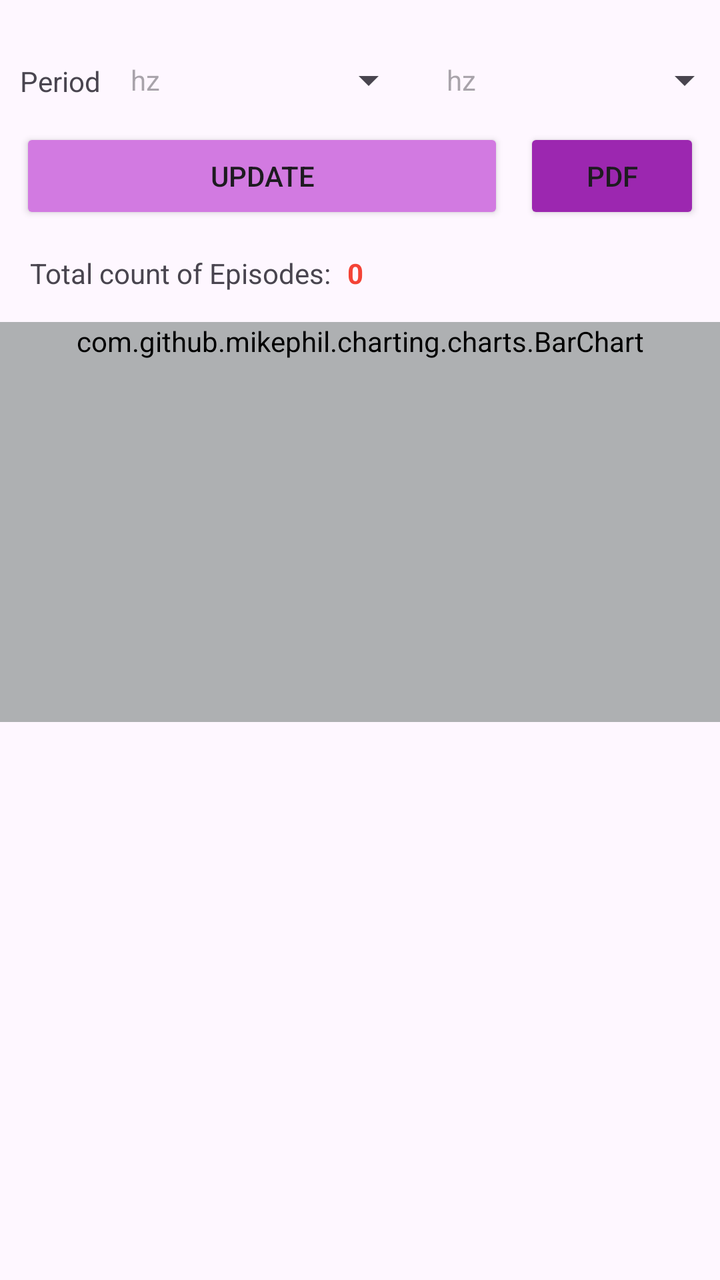
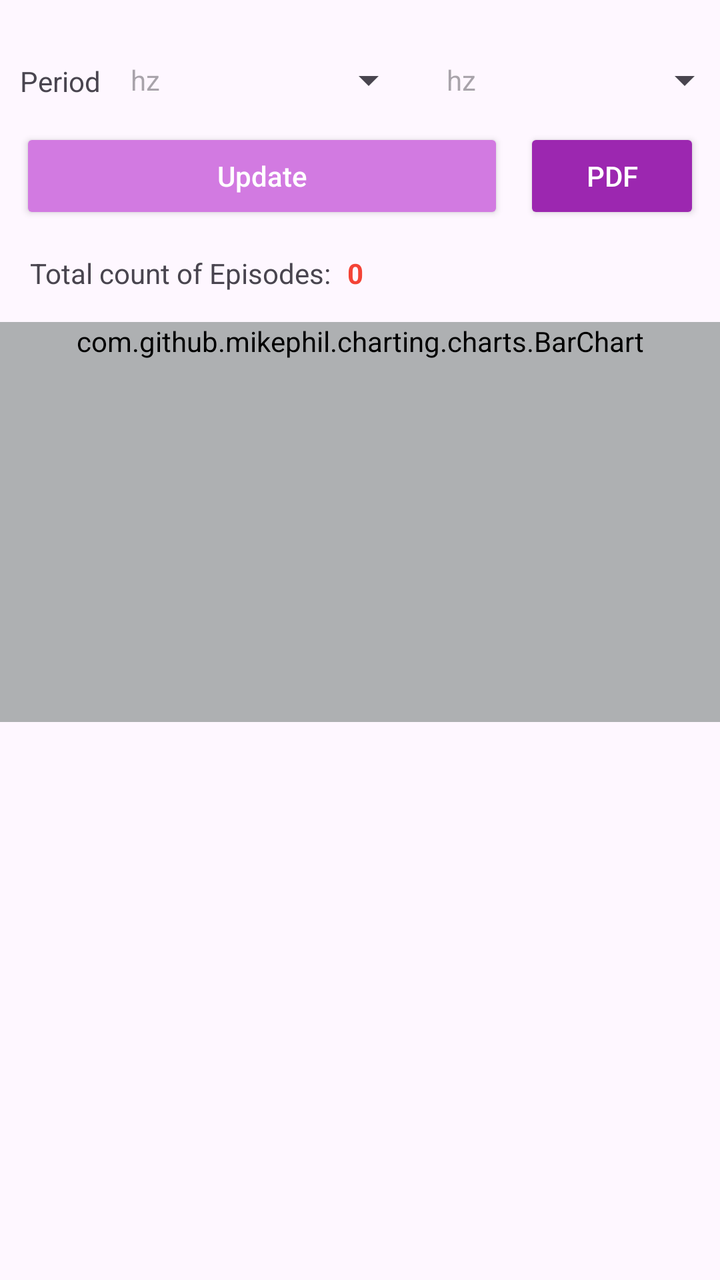

Compare the two renders of this Android layout. The source of the first and the diff that turns it into the second are given below.
<!-- AndroidManifest.xml: application theme Theme.AppFond -->
<!-- res/layout/fragment_history.xml -->
<?xml version="1.0" encoding="utf-8"?>
<androidx.constraintlayout.widget.ConstraintLayout xmlns:android="http://schemas.android.com/apk/res/android"
    xmlns:app="http://schemas.android.com/apk/res-auto"
    xmlns:tools="http://schemas.android.com/tools"
    android:layout_width="match_parent"
    android:layout_height="match_parent"
    >

    <EditText
        android:id="@+id/fieldDatePerEndF"
        style="@style/Widget.AppCompat.Spinner"
        android:layout_width="143dp"
        android:layout_height="48dp"
        android:layout_marginStart="15dp"
        android:autofillHints=""
        android:editable="false"
        android:ems="10"
        android:enabled="true"
        android:hint="@string/res_some_unknown_field"
        android:minHeight="48dp"
        app:layout_constraintStart_toEndOf="@+id/fieldDatePerBegF"
        app:layout_constraintTop_toBottomOf="@+id/progressBarHistEpF"
        tools:ignore="SpeakableTextPresentCheck" />

    <EditText
        android:id="@+id/fieldDatePerBegF"
        style="@style/Widget.AppCompat.Spinner"
        android:layout_width="143dp"
        android:layout_height="48dp"
        android:layout_marginStart="15dp"
        android:autofillHints=""
        android:editable="false"
        android:ems="10"
        android:enabled="true"
        android:hint="@string/res_some_unknown_field"
        android:minHeight="48dp"
        app:layout_constraintStart_toEndOf="@+id/textView11F"
        app:layout_constraintTop_toBottomOf="@+id/progressBarHistEpF"
        tools:ignore="SpeakableTextPresentCheck" />

    <Button
        android:id="@+id/buttonUpdateDataF"
        android:layout_width="0dp"
        android:layout_height="48dp"
        android:layout_marginStart="10dp"
        android:layout_marginEnd="10dp"
        android:backgroundTint="@color/fiol_bleed"
        android:text="@string/textUpdate"
        app:cornerRadius="18dp"
        app:iconSize="15dp"
        app:layout_constraintEnd_toStartOf="@+id/buttonToPDFF"
        app:layout_constraintStart_toStartOf="parent"
        app:layout_constraintTop_toBottomOf="@+id/fieldDatePerEndF" />

    <ProgressBar
        android:id="@+id/progressBarHistEpF"
        style="?android:attr/progressBarStyleHorizontal"
        android:layout_width="0dp"
        android:layout_height="wrap_content"
        android:indeterminate="true"
        android:indeterminateTint="@color/fiol"
        android:visibility="invisible"
        app:layout_constraintEnd_toEndOf="parent"
        app:layout_constraintStart_toStartOf="parent"
        app:layout_constraintTop_toTopOf="parent" />

    <com.github.mikephil.charting.charts.BarChart
        android:id="@+id/barChartEpiF"
        android:layout_width="0dp"
        android:layout_height="wrap_content"
        android:layout_marginTop="15dp"
        android:background="@color/gray_light"
        android:backgroundTint="@color/gray_light"
        android:minHeight="200dp"
        android:scrollbars="horizontal"
        app:layout_constraintEnd_toEndOf="parent"
        app:layout_constraintHorizontal_bias="0.0"
        app:layout_constraintStart_toStartOf="parent"
        app:layout_constraintTop_toBottomOf="@+id/labelCountPeriodF">


    </com.github.mikephil.charting.charts.BarChart>

    <androidx.recyclerview.widget.RecyclerView
        android:id="@+id/episode_list_viewF"
        android:layout_width="0dp"
        android:layout_height="0dp"
        android:layout_marginTop="10dp"
        app:layout_constraintBottom_toBottomOf="parent"
        app:layout_constraintEnd_toEndOf="parent"
        app:layout_constraintStart_toStartOf="parent"
        app:layout_constraintTop_toBottomOf="@+id/barChartEpiF" />

    <TextView
        android:id="@+id/textView11F"
        android:layout_width="wrap_content"
        android:layout_height="wrap_content"
        android:layout_marginStart="10dp"
        android:layout_marginTop="15dp"
        android:text="@string/textPeriod"
        app:layout_constraintStart_toStartOf="parent"
        app:layout_constraintTop_toBottomOf="@+id/progressBarHistEpF" />

    <TextView
        android:id="@+id/textView16F"
        android:layout_width="wrap_content"
        android:layout_height="wrap_content"
        android:layout_marginStart="15dp"
        android:layout_marginTop="15dp"
        android:text="@string/textAllCntEpisodes"
        app:layout_constraintStart_toStartOf="parent"
        app:layout_constraintTop_toBottomOf="@+id/buttonUpdateDataF" />

    <TextView
        android:id="@+id/labelCountPeriodF"
        android:layout_width="wrap_content"
        android:layout_height="wrap_content"
        android:layout_marginStart="5dp"
        android:layout_marginTop="15dp"
        android:text="0"
        android:textColor="@color/red"
        android:textStyle="bold"
        app:layout_constraintStart_toEndOf="@+id/textView16F"
        app:layout_constraintTop_toBottomOf="@+id/buttonUpdateDataF" />

    <Button
        android:id="@+id/buttonToPDFF"
        android:layout_width="wrap_content"
        android:layout_height="wrap_content"
        android:layout_marginEnd="10dp"
        android:backgroundTint="@color/fiol"
        android:text="PDF"
        app:cornerRadius="18dp"
        app:layout_constraintEnd_toEndOf="parent"
        app:layout_constraintTop_toBottomOf="@+id/fieldDatePerEndF" />
</androidx.constraintlayout.widget.ConstraintLayout>
<!-- resources referenced by this layout -->
<resources>
  <color name="fiol">#9C27B0</color>
  <color name="fiol_bleed">#D27AE1</color>
  <color name="gray_light">#AEB0B2</color>
  <color name="red">#F44336</color>
  <string name="res_some_unknown_field">hz</string>
  <string name="textAllCntEpisodes">"Total count of Episodes: "</string>
  <string name="textPeriod">Period</string>
  <string name="textUpdate">Update</string>
  <style name="Theme.AppFond" parent="Theme.MaterialComponents.DayNight.NoActionBar">
          
          <item name="colorPrimary">@color/fiol</item>
          <item name="colorPrimaryVariant">@color/fiol</item>
          <item name="colorOnPrimary">@color/white</item>
          
          <item name="colorSecondary">@color/purple_400</item>
          <item name="colorSecondaryVariant">@color/purple_800</item>
          <item name="colorOnSecondary">@color/black</item>
          
          <item name="android:statusBarColor">?attr/colorPrimaryVariant</item>
          
      </style>
  <color name="white">#FFFFFFFF</color>
  <color name="black">#FF000000</color>
</resources>

<!-- the commit's change to res/layout/fragment_history.xml (unified diff, before → after) -->
@@ -46,6 +46,8 @@
         android:layout_marginEnd="10dp"
         android:backgroundTint="@color/fiol_bleed"
         android:text="@string/textUpdate"
+        android:textAllCaps="false"
+        android:textColor="@color/white"
         app:cornerRadius="18dp"
         app:iconSize="15dp"
         app:layout_constraintEnd_toStartOf="@+id/buttonToPDFF"
@@ -130,6 +132,8 @@
         android:layout_marginEnd="10dp"
         android:backgroundTint="@color/fiol"
         android:text="PDF"
+        android:textColor="@color/white"
+        android:textAllCaps="false"
         app:cornerRadius="18dp"
         app:layout_constraintEnd_toEndOf="parent"
         app:layout_constraintTop_toBottomOf="@+id/fieldDatePerEndF" />
